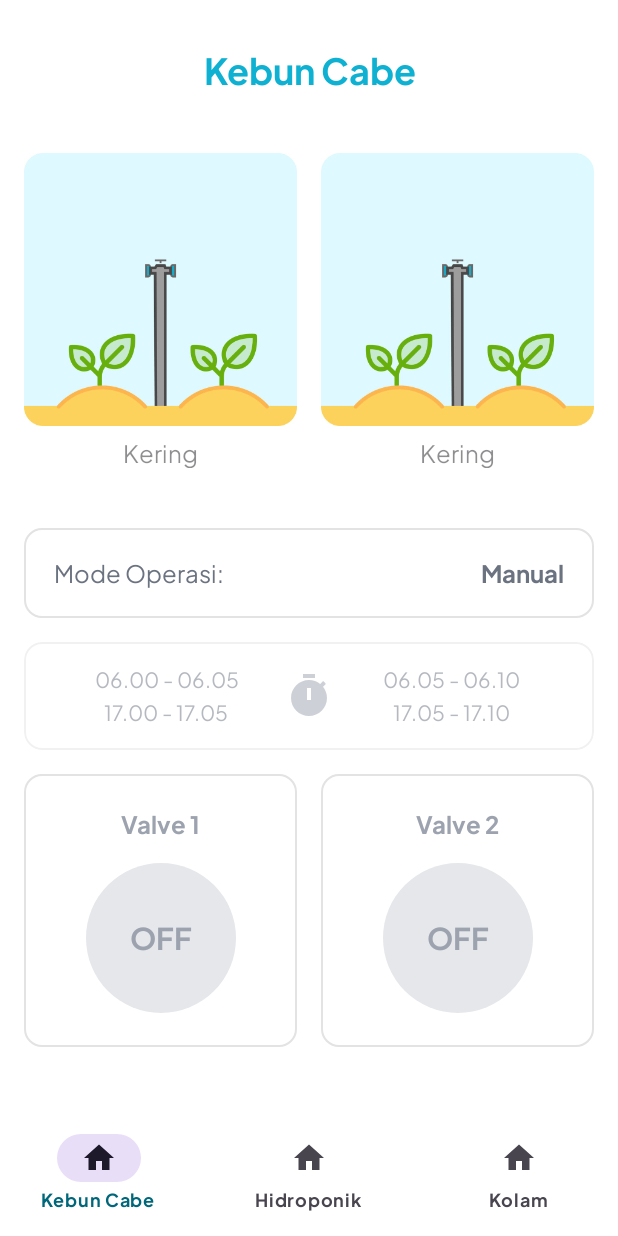
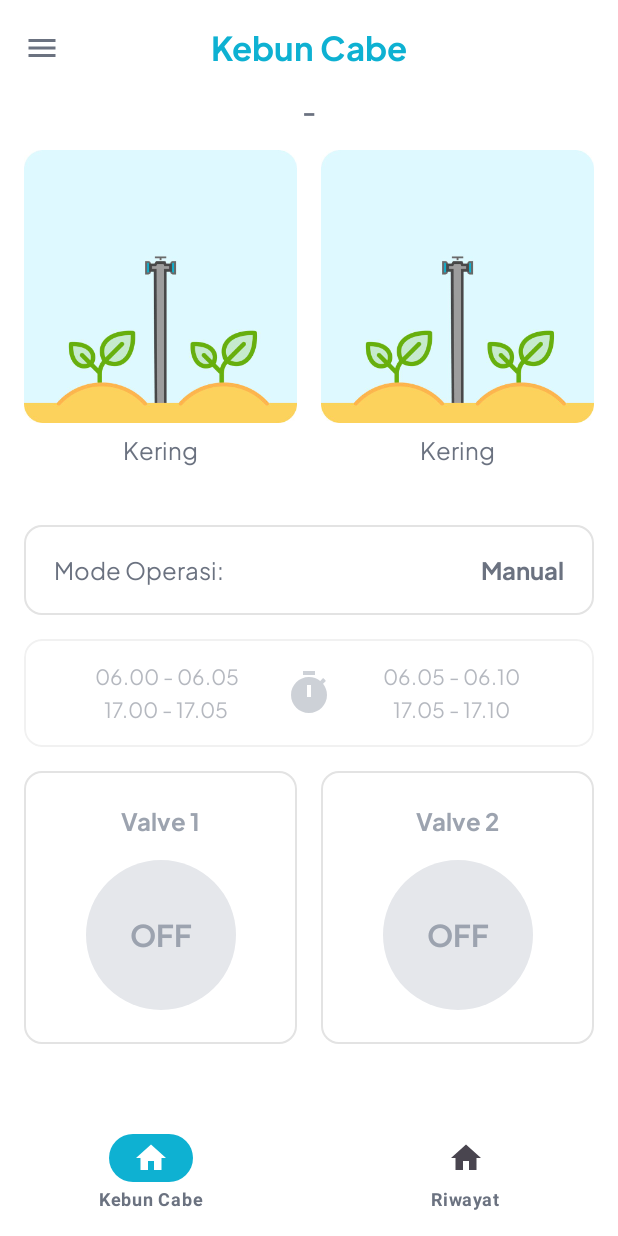
Before and after one commit to Humamfakhri/cibiru-farm, an Android app built with Jetpack Compose: the screen it shows after launch (MainActivity), on a phone screen of 412 x 824 dp. Run offline under Robolectric (Android 15) with nearby library versions, the phone set to English and light mode, and no system bars; our stand-ins replace Firebase (no records; nobody signed in at launch, a user with empty details on screens opened directly).

Commit message:
Improve UI and Data Integration

```diff
--- a/app/build.gradle.kts
+++ b/app/build.gradle.kts
@@ -66,6 +66,7 @@ dependencies {
     implementation(libs.androidx.compose.ui.tooling.preview)
     implementation(libs.androidx.compose.material3)
     implementation(libs.accompanist.systemuicontroller)
+    implementation(libs.androidx.compose.material.icons.extended)
 
     // Navigation Compose
     implementation(libs.androidx.navigation.compose)
--- a/app/src/main/java/org/khiot/iotcibiruwetan/MainActivity.kt
+++ b/app/src/main/java/org/khiot/iotcibiruwetan/MainActivity.kt
@@ -1,14 +1,18 @@
 package org.khiot.iotcibiruwetan
 
+import android.os.Build
 import android.os.Bundle
 import androidx.activity.ComponentActivity
 import androidx.activity.SystemBarStyle
 import androidx.activity.compose.setContent
 import androidx.activity.enableEdgeToEdge
+import androidx.annotation.RequiresApi
 import androidx.compose.foundation.layout.fillMaxSize
 import androidx.compose.material3.MaterialTheme
 import androidx.compose.material3.Surface
 import androidx.compose.ui.Modifier
+import androidx.compose.ui.graphics.Color
+import androidx.compose.ui.graphics.toArgb
 import androidx.core.view.WindowCompat
 import org.khiot.iotcibiruwetan.navigation.MainScreen
 import org.khiot.iotcibiruwetan.ui.theme.MyAppTheme
@@ -57,18 +61,33 @@ import org.khiot.iotcibiruwetan.ui.theme.MyAppTheme
 //}
 
 class MainActivity : ComponentActivity() {
+    @RequiresApi(Build.VERSION_CODES.O)
     override fun onCreate(savedInstanceState: Bundle?) {
         super.onCreate(savedInstanceState)
 
         // Aktifkan edge-to-edge dan atur status bar jadi putih dengan ikon gelap
+//        enableEdgeToEdge(
+//            statusBarStyle = SystemBarStyle.light(
+//                android.graphics.Color.TRANSPARENT,  // warna status bar
+//                android.graphics.Color.BLACK   // warna ikon (darkIcons)
+//            ),
+//            navigationBarStyle = SystemBarStyle.light(
+//                android.graphics.Color.WHITE,
+//                android.graphics.Color.BLACK
+//            )
+//        )
+
+        // Atur warna status bar & navigation bar di sini
         enableEdgeToEdge(
             statusBarStyle = SystemBarStyle.light(
-                android.graphics.Color.TRANSPARENT,  // warna status bar
-                android.graphics.Color.BLACK   // warna ikon (darkIcons)
+                scrim = Color(0xFFFFFFFF).toArgb(),
+//                scrim = Color(0xFF0EB1D2).toArgb(),
+                darkScrim = Color(0xFFFFFFFF).toArgb()
+//                darkScrim = Color(0xFF0EB1D2).toArgb()
             ),
             navigationBarStyle = SystemBarStyle.light(
-                android.graphics.Color.WHITE,
-                android.graphics.Color.BLACK
+                scrim = Color(0xFFFFFFFF).toArgb(),
+                darkScrim = Color(0xFFFFFFFF).toArgb()
             )
         )
 
--- a/app/src/main/java/org/khiot/iotcibiruwetan/data/firebase/FirebaseRealtimeDatabase.kt
+++ b/app/src/main/java/org/khiot/iotcibiruwetan/data/firebase/FirebaseRealtimeDatabase.kt
@@ -1,6 +1,5 @@
 package org.khiot.iotcibiruwetan.data.firebase
 
-import android.util.Log
 import com.google.firebase.database.DatabaseReference
 import com.google.firebase.database.FirebaseDatabase
 import com.google.firebase.database.ValueEventListener
@@ -16,10 +15,10 @@ object FirebaseRealtimeDatabase {
     fun editRTDB(field: String, value: Any) {
         database.child(field).setValue(value)
             .addOnSuccessListener {
-                Log.d("FIREBASE", "$field updated to $value")
+//                Log.d("FIREBASE", "$field updated to $value")
             }
             .addOnFailureListener { e ->
-                Log.e("FIREBASE", "Failed to update $field", e)
+//                Log.e("FIREBASE", "Failed to update $field", e)
             }
     }
 }
--- a/app/src/main/java/org/khiot/iotcibiruwetan/data/model/KebunCabeData.kt
+++ b/app/src/main/java/org/khiot/iotcibiruwetan/data/model/KebunCabeData.kt
@@ -1,14 +1,22 @@
 package org.khiot.iotcibiruwetan.data.model
+
+import com.google.firebase.Timestamp
 
 data class KebunCabeData(
     val valveOpen1: Boolean = false,
     val valveOpen2: Boolean = false,
     val mode: String = "manual",
     val soil1: Soil = Soil(),
-    val soil2: Soil = Soil()
+    val soil2: Soil = Soil(),
+    val timestamp: String = Timestamp.now().toString()
 )
 
 data class Soil(
     val status: String = "Kering",
     val value: Long = 0L
 )
+
+data class FormattedTime(
+    val text: String,
+    val isStale: Boolean
+)
--- a/app/src/main/java/org/khiot/iotcibiruwetan/navigation/NavGraph.kt
+++ b/app/src/main/java/org/khiot/iotcibiruwetan/navigation/NavGraph.kt
@@ -2,24 +2,47 @@ package org.khiot.iotcibiruwetan.navigation
 
 import android.os.Build
 import androidx.annotation.RequiresApi
+import androidx.compose.foundation.layout.Arrangement
+import androidx.compose.foundation.layout.Box
+import androidx.compose.foundation.layout.Row
+import androidx.compose.foundation.layout.WindowInsets
+import androidx.compose.foundation.layout.consumeWindowInsets
+import androidx.compose.foundation.layout.fillMaxSize
+import androidx.compose.foundation.layout.fillMaxWidth
 import androidx.compose.foundation.layout.padding
 import androidx.compose.material.icons.Icons
+import androidx.compose.material.icons.filled.Close
 import androidx.compose.material.icons.filled.Home
+import androidx.compose.material.icons.filled.Menu
+import androidx.compose.material3.CenterAlignedTopAppBar
+import androidx.compose.material3.DrawerValue
+import androidx.compose.material3.ExperimentalMaterial3Api
 import androidx.compose.material3.Icon
+import androidx.compose.material3.IconButton
+import androidx.compose.material3.MaterialTheme
+import androidx.compose.material3.ModalDrawerSheet
+import androidx.compose.material3.ModalNavigationDrawer
 import androidx.compose.material3.NavigationBar
 import androidx.compose.material3.NavigationBarItem
+import androidx.compose.material3.NavigationBarItemDefaults
+import androidx.compose.material3.NavigationDrawerItem
+import androidx.compose.material3.NavigationDrawerItemDefaults
 import androidx.compose.material3.Scaffold
 import androidx.compose.material3.Text
+import androidx.compose.material3.rememberDrawerState
 import androidx.compose.runtime.Composable
 import androidx.compose.runtime.getValue
+import androidx.compose.runtime.mutableIntStateOf
+import androidx.compose.runtime.rememberCoroutineScope
+import androidx.compose.runtime.saveable.rememberSaveable
+import androidx.compose.runtime.setValue
+import androidx.compose.ui.Alignment
 import androidx.compose.ui.Modifier
 import androidx.compose.ui.graphics.Color
 import androidx.compose.ui.graphics.vector.ImageVector
 import androidx.compose.ui.text.font.FontWeight
-import androidx.navigation.compose.NavHost
-import androidx.navigation.compose.composable
-import androidx.navigation.compose.currentBackStackEntryAsState
-import androidx.navigation.compose.rememberNavController
+import androidx.compose.ui.unit.dp
+import kotlinx.coroutines.launch
 import org.khiot.iotcibiruwetan.ui.screen.hidroponik.HidroponikScreen
 import org.khiot.iotcibiruwetan.ui.screen.kebuncabe.KebunCabeScreen
 import org.khiot.iotcibiruwetan.ui.screen.kolam.KolamScreen
@@ -31,53 +54,142 @@ sealed class Screen(val route: String, val title: String, val icon: ImageVector)
     object Kolam : Screen("kolam", "Kolam", Icons.Default.Home)
 }
 
+@OptIn(ExperimentalMaterial3Api::class)
 @RequiresApi(Build.VERSION_CODES.O)
 @Composable
 fun MainScreen() {
-    val navController = rememberNavController()
-//    val items = listOf(
-//        BottomNavItem.Home,
-//        BottomNavItem.Search,
-//        BottomNavItem.Profile
-//    )
+    val drawerState = rememberDrawerState(initialValue = DrawerValue.Closed)
+    val scope = rememberCoroutineScope()
 
-    val items = listOf(
+    var selectedDrawerIndex by rememberSaveable { mutableIntStateOf(0) }
+
+    val drawerScreens = listOf(
         Screen.KebunCabe,
         Screen.Hidroponik,
         Screen.Kolam
     )
 
+    // Scaffold utama dengan sidebar
+    ModalNavigationDrawer(
+        drawerState = drawerState,
+        drawerContent = {
+            ModalDrawerSheet {
+                Row(
+                    modifier = Modifier
+                        .fillMaxWidth()
+                        .padding(16.dp),
+                    horizontalArrangement = Arrangement.SpaceBetween,
+                    verticalAlignment = Alignment.CenterVertically
+                ) {
+                    IconButton(onClick = { scope.launch { drawerState.close() } }) {
+                        Icon(Icons.Default.Close, contentDescription = "Close drawer")
+                    }
+//                    Text("Menu", style = MaterialTheme.typography.titleMedium)
+                }
+
+                // Daftar menu sidebar
+                drawerScreens.forEachIndexed { index, screen ->
+                    NavigationDrawerItem(
+                        label = {
+                            Text(
+                                text = screen.title,
+                                fontFamily = PlusJakartaSans,
+                                fontWeight = FontWeight.Medium
+                            )
+                        },
+                        selected = selectedDrawerIndex == index,
+                        onClick = {
+                            selectedDrawerIndex = index
+                            scope.launch { drawerState.close() }
+                        },
+                        modifier = Modifier.padding(NavigationDrawerItemDefaults.ItemPadding)
+                    )
+                }
+            }
+        }
+    ) {
+        Scaffold(
+            topBar = {
+                CenterAlignedTopAppBar(
+                    title = {
+                        Text(
+                            drawerScreens[selectedDrawerIndex].title,
+                            fontFamily = PlusJakartaSans,
+                            fontWeight = FontWeight.Bold,
+                            color = MaterialTheme.colorScheme.primary
+                        )
+                    },
+                    navigationIcon = {
+                        IconButton(
+                            onClick = {
+                                scope.launch {
+                                    drawerState.open()
+                                }
+                            }
+                        ) {
+                            Icon(
+                                imageVector = Icons.Default.Menu,
+                                contentDescription = "Open Menu"
+                            )
+                        }
+                    }
+                )
+            },
+            contentWindowInsets = WindowInsets(0) // supaya tidak ada jarak ekstra
+        ) { innerPadding ->
+            Box(
+                Modifier
+                    .padding(innerPadding)
+                    .consumeWindowInsets(innerPadding)
+                    .fillMaxSize()
+            ) {
+                when (selectedDrawerIndex) {
+                    0 -> KebunCabeContainer()
+                    1 -> HidroponikScreen()
+                    2 -> KolamScreen()
+                }
+            }
+        }
+    }
+}
+
+@RequiresApi(Build.VERSION_CODES.O)
+@Composable
+fun KebunCabeContainer() {
+    var selectedTab by rememberSaveable { mutableIntStateOf(0) }
+    val tabs = listOf("Kebun Cabe", "Riwayat")
+
     Scaffold(
         bottomBar = {
-//            NavigationBar() {
-            NavigationBar(containerColor = Color(255, 255, 255)) {
-                val navBackStackEntry by navController.currentBackStackEntryAsState()
-                val currentDestination = navBackStackEntry?.destination
-                items.forEach { item ->
+            NavigationBar(containerColor = Color.White) {
+                tabs.forEachIndexed { index, title ->
                     NavigationBarItem(
-                        icon = { Icon(item.icon, contentDescription = item.title) },
-                        label = { Text(item.title, fontFamily = PlusJakartaSans, fontWeight = FontWeight.Bold) },
-                        selected = currentDestination?.route == item.route,
-                        onClick = {
-                            navController.navigate(item.route) {
-                                popUpTo(navController.graph.startDestinationId) { saveState = true }
-                                launchSingleTop = true
-                                restoreState = true
-                            }
-                        }
+                        icon = { Icon(Icons.Default.Home, contentDescription = title) },
+                        label = { Text(title, fontWeight = FontWeight.Bold) },
+                        selected = selectedTab == index,
+                        onClick = { selectedTab = index },
+                        colors = NavigationBarItemDefaults.colors(
+                            selectedIconColor = Color.White,
+                            selectedTextColor = Color.White,
+//                            unselectedIconColor = Color(0xFFE0F7FA),
+//                            unselectedTextColor = Color(0xFFE0F7FA),
+                            indicatorColor = MaterialTheme.colorScheme.primary
+                        )
                     )
                 }
             }
         }
     ) { innerPadding ->
-        NavHost(
-            navController = navController,
-            startDestination = Screen.KebunCabe.route,
-            modifier = Modifier.padding(innerPadding)
-        ) {
-            composable(Screen.KebunCabe.route) { KebunCabeScreen() }
-            composable(Screen.Hidroponik.route) { HidroponikScreen() }
-            composable(Screen.Kolam.route) { KolamScreen() }
+        Box(Modifier.padding(innerPadding)) {
+            if (selectedTab == 0) KebunCabeScreen()
+            else RiwayatScreen()
         }
     }
 }
+
+@Composable
+fun RiwayatScreen() {
+    Box(Modifier.fillMaxSize(), contentAlignment = Alignment.Center) {
+        Text("Riwayat Data", fontWeight = FontWeight.Bold)
+    }
+}
--- a/app/src/main/java/org/khiot/iotcibiruwetan/ui/screen/kebuncabe/KebunCabeScreen.kt
+++ b/app/src/main/java/org/khiot/iotcibiruwetan/ui/screen/kebuncabe/KebunCabeScreen.kt
@@ -4,7 +4,6 @@ package org.khiot.iotcibiruwetan.ui.screen.kebuncabe
 
 import android.annotation.SuppressLint
 import android.os.Build
-import android.util.Log
 import androidx.annotation.RequiresApi
 import androidx.compose.foundation.BorderStroke
 import androidx.compose.foundation.Image
@@ -59,18 +58,25 @@ import androidx.compose.ui.graphics.vector.ImageVector
 import androidx.compose.ui.res.painterResource
 import androidx.compose.ui.res.vectorResource
 import androidx.compose.ui.text.font.FontWeight
-import androidx.compose.ui.text.style.TextAlign
 import androidx.compose.ui.unit.dp
 import androidx.compose.ui.unit.sp
+import com.google.firebase.Timestamp
 import com.google.firebase.database.DataSnapshot
 import com.google.firebase.database.DatabaseError
 import com.google.firebase.database.ValueEventListener
 import org.khiot.iotcibiruwetan.R
 import org.khiot.iotcibiruwetan.data.firebase.FirebaseRealtimeDatabase
+import org.khiot.iotcibiruwetan.data.model.FormattedTime
 import org.khiot.iotcibiruwetan.data.model.KebunCabeData
 import org.khiot.iotcibiruwetan.data.model.Soil
+import java.time.Duration
+import java.time.Instant
+import java.time.LocalDate
 import java.time.LocalTime
+import java.time.ZoneId
+import java.time.ZonedDateTime
 import java.time.format.DateTimeFormatter
+import java.util.Locale
 
 data class WateringSchedule(
     val id: Int,
@@ -87,6 +93,8 @@ fun KebunCabeScreen() {
     var valve2Enabled by remember { mutableStateOf(false) }
     var soil1 by remember { mutableStateOf(Soil()) }
     var soil2 by remember { mutableStateOf(Soil()) }
+    var timestamp by remember { mutableStateOf(Timestamp.now().toString()) }
+    val formatted = formatTimestampToLocalFriendly(timestamp)
     fun getValveImage(isEnabled: Boolean, soilStatus: String): Int {
         return if (isEnabled) {
             when (soilStatus) {
@@ -120,9 +128,9 @@ fun KebunCabeScreen() {
     LaunchedEffect(Unit) {
         FirebaseRealtimeDatabase.getKebunCabeData(object : ValueEventListener {
             override fun onDataChange(snapshot: DataSnapshot) {
-                Log.d("FIREBASE", "${snapshot.value}")
+//                Log.d("FIREBASE", "${snapshot.value}")
                 snapshot.getValue(KebunCabeData::class.java)?.let {
-                    Log.d("FIREBASE", "$it")
+//                    Log.d("FIREBASE", "$it")
                     kebunData = it
                 }
             }
@@ -139,6 +147,7 @@ fun KebunCabeScreen() {
         valve2Enabled = kebunData.valveOpen2
         soil1 = kebunData.soil1
         soil2 = kebunData.soil2
+        timestamp = kebunData.timestamp
     }
 
     LazyColumn(
@@ -157,15 +166,26 @@ fun KebunCabeScreen() {
                 horizontalAlignment = Alignment.CenterHorizontally,
                 verticalArrangement = Arrangement.spacedBy(16.dp)
             ) {
-                Spacer(modifier = Modifier.padding(8.dp))
+//                Spacer(modifier = Modifier.padding(8.dp))
+//                Text(
+//                    modifier = Modifier.fillMaxWidth(),
+//                    text = "Kebun Cabe",
+//                    style = MaterialTheme.typography.headlineLarge,
+//                    textAlign = TextAlign.Center,
+//                    color = MaterialTheme.colorScheme.primary
+//                )
+//                Text(
+//                    text = "Terakhir update:",
+//                    textAlign = TextAlign.Start,
+//                    modifier = Modifier.fillMaxWidth()
+//                )
                 Text(
-                    modifier = Modifier.fillMaxWidth(),
-                    text = "Kebun Cabe",
-                    style = MaterialTheme.typography.headlineLarge,
-                    textAlign = TextAlign.Center,
-                    color = MaterialTheme.colorScheme.primary
+                    text = formatted.text,
+//                    textAlign = TextAlign.Start,
+                    fontWeight = FontWeight.Bold,
+                    modifier = Modifier.alpha(if (formatted.isStale) 0.5f else 1f)
                 )
-                Spacer(modifier = Modifier.padding(4.dp))
+//                Spacer(modifier = Modifier.padding(4.dp))
                 Row (
                     modifier = Modifier.fillMaxWidth(),
                     verticalAlignment = Alignment.CenterVertically,
@@ -185,7 +205,8 @@ fun KebunCabeScreen() {
                                 .background(Color.LightGray),
 //                        contentScale = ContentScale.FillWidth
                         )
-                        Text(soil1.status, Modifier.alpha(.5f))
+                        Text(soil1.status)
+//                        Text(soil1.status, Modifier.alpha(.5f))
                     }
                     Column (
                         modifier = Modifier.weight(1f),
@@ -201,7 +222,8 @@ fun KebunCabeScreen() {
                                 .background(Color.LightGray),
 //                        contentScale = ContentScale.FillWidth
                         )
-                        Text(soil2.status, Modifier.alpha(.5f))
+                        Text(soil2.status)
+//                        Text(soil2.status, Modifier.alpha(.5f))
                     }
                 }
                 Spacer(modifier = Modifier.padding(4.dp))
@@ -666,3 +688,41 @@ fun ScheduleDialog(
         )
     }
 }
+
+@RequiresApi(Build.VERSION_CODES.O)
+fun formatTimestampToLocalFriendly(timestamp: String): FormattedTime {
+    return try {
+        val instant = Instant.parse(timestamp)
+        val zoneId = ZoneId.of("Asia/Jakarta")
+        val localDateTime = instant.atZone(zoneId)
+        val now = ZonedDateTime.now(zoneId)
+
+        val duration = Duration.between(localDateTime, now)
+        val isStale = duration.toMinutes() > 30
+
+        val today = LocalDate.now(zoneId)
+        val date = localDateTime.toLocalDate()
+        val locale = Locale.Builder()
+            .setLanguage("id")
+            .setRegion("ID")
+            .build()
+
+        val timeFormatter = DateTimeFormatter.ofPattern("HH:mm", locale)
+        val timeText = localDateTime.format(timeFormatter)
+
+        val formattedText = when {
+            date.isEqual(today) -> "Hari ini, $timeText"
+            date.isEqual(today.minusDays(1)) -> "Kemarin, $timeText"
+            else -> {
+                val dateFormatter = DateTimeFormatter.ofPattern("d MMMM", locale)
+                val dateText = date.format(dateFormatter)
+                "$dateText, $timeText"
+            }
+        }
+
+        FormattedTime(formattedText, isStale)
+    } catch (e: Exception) {
+        e.printStackTrace()
+        FormattedTime("-", false)
+    }
+}
--- a/app/src/main/java/org/khiot/iotcibiruwetan/ui/theme/Theme.kt
+++ b/app/src/main/java/org/khiot/iotcibiruwetan/ui/theme/Theme.kt
@@ -17,34 +17,38 @@ val PlusJakartaSans = FontFamily(
     Font(R.font.plus_jakarta_sans_bold, FontWeight.Bold)
 )
 
-val textColor = Color(android.graphics.Color.parseColor("#2B4141"))
+val textColor = Color(0xFF6B7280)
 
 // ✅ Apply font ke Typography
 val AppTypography = Typography(
     bodyLarge = androidx.compose.ui.text.TextStyle(
         fontFamily = PlusJakartaSans,
         fontWeight = FontWeight.Normal,
+        color = textColor,
         fontSize = 16.sp
     ),
     bodySmall = androidx.compose.ui.text.TextStyle(
         fontFamily = PlusJakartaSans,
         fontWeight = FontWeight.Normal,
-        fontSize = 14.sp,
-        color = Color(0xFF6B7280)
+        color = textColor,
+        fontSize = 14.sp
     ),
     headlineMedium = androidx.compose.ui.text.TextStyle(
         fontFamily = PlusJakartaSans,
         fontWeight = FontWeight.Bold,
+        color = textColor,
         fontSize = 20.sp
     ),
     headlineLarge = androidx.compose.ui.text.TextStyle(
         fontFamily = PlusJakartaSans,
         fontWeight = FontWeight.ExtraBold,
+        color = textColor,
         fontSize = 24.sp
     ),
     labelLarge = androidx.compose.ui.text.TextStyle(
         fontFamily = PlusJakartaSans,
         fontWeight = FontWeight.Medium,
+        color = textColor,
         fontSize = 24.sp
     )
 )
@@ -53,7 +57,11 @@ val AppTypography = Typography(
 private val LightColors = lightColorScheme(
     primary = Color(0xFF0EB1D2),
     secondary = Color(0xFF00677A),
-    tertiary = Color(0xFF5C5C5C)
+    tertiary = Color(0xFF5C5C5C),
+    background = Color.White,
+    surface = Color.White,
+    onBackground = textColor,
+    onSurface = textColor
 )
 
 @Composable
```
Also changed, not shown: gradle/libs.versions.toml (+8 -7 lines).
